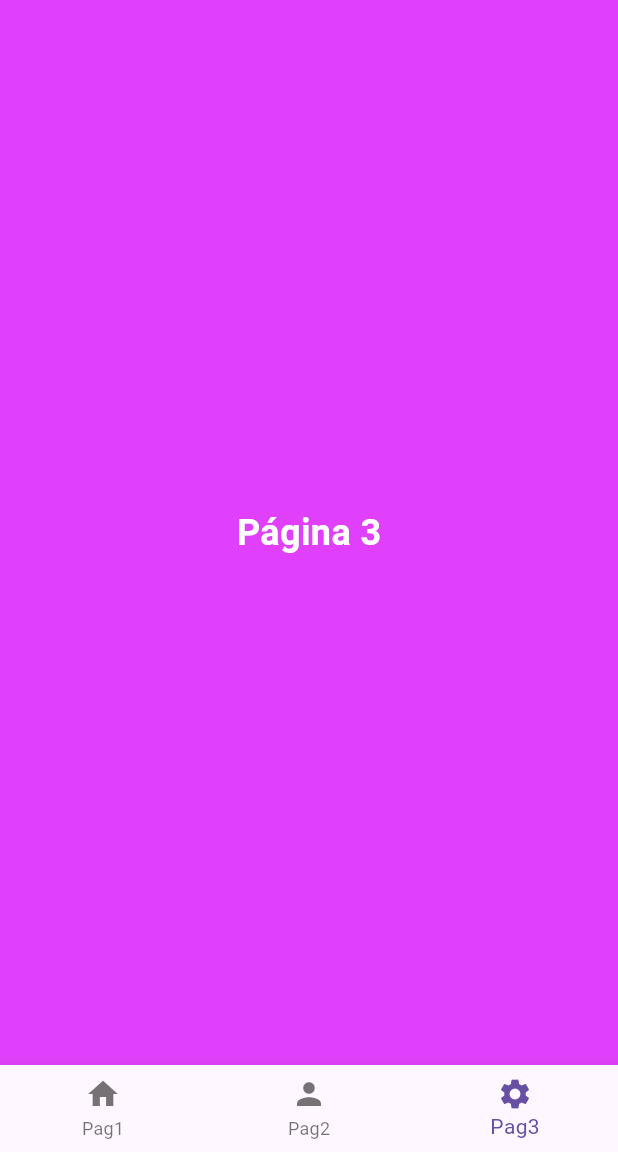
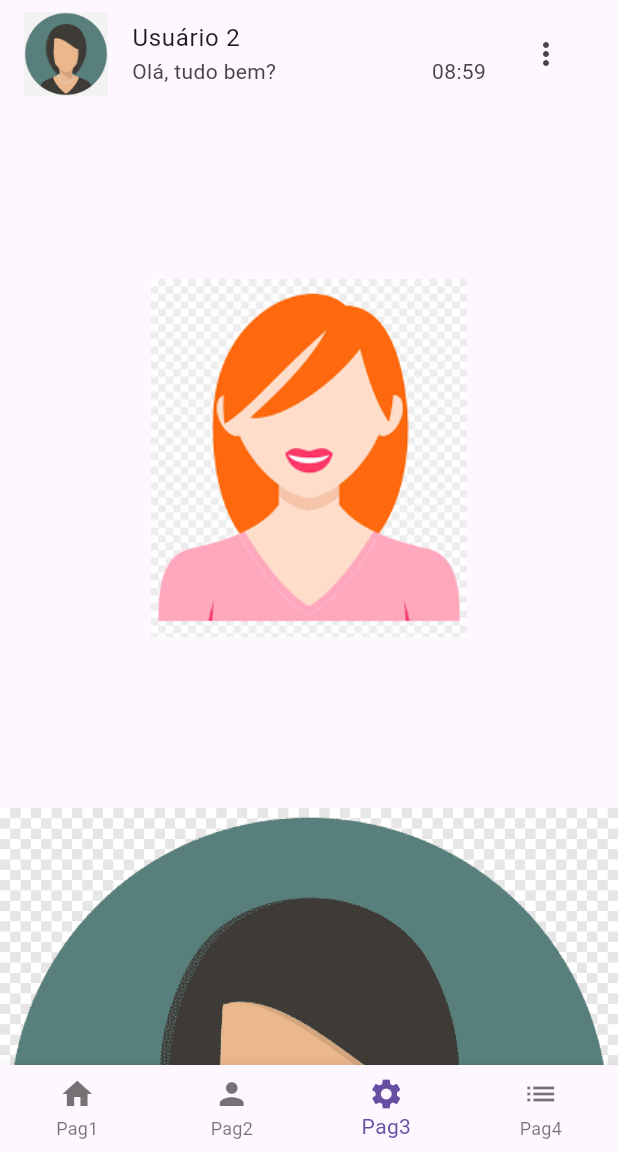
Before and after one commit to felipeelvas/trilha_app, a Flutter app: the MainPage screen opened directly, swiped to page 3, on a phone screen of 412 x 824 dp, the part 84-1236 px from its top. Run offline on Flutter 3.47's test engine with Material 3 defaults, Android fonts, the phone set to English and light mode, and no system bars; our stand-ins replace google_fonts; network calls fail.

Commit message:
criando visualizações de Dados em flutter - Parte 2

```diff
--- /dev/null
+++ b/lib/pages/list_view.dart
@@ -0,0 +1,72 @@
+import 'package:flutter/material.dart';
+
+import '../shared/app_images.dart';
+
+class ListViewPage extends StatefulWidget {
+  const ListViewPage({super.key});
+
+  @override
+  State<ListViewPage> createState() => _ListViewHPageState();
+}
+
+class _ListViewHPageState extends State<ListViewPage> {
+  @override
+  Widget build(BuildContext context) {
+    return ListView(
+      children: [
+        ListTile(
+          // leading: CircleAvatar(
+          //   backgroundImage: AssetImage(AppImages.user2),
+          // ),
+          leading: Image.asset(AppImages.user2),
+          title: Text('Usuário 2'),
+          subtitle: Row(
+            mainAxisAlignment: MainAxisAlignment.spaceBetween,
+            children: [
+              Text('Olá, tudo bem?'),
+              Text('08:59'),
+            ],
+          ),
+          // trailing: Icon(Icons.menu),
+          trailing: PopupMenuButton(
+            onSelected: (menu) {
+              if (menu == 'edit') {
+                print('Editar');
+              } else if (menu == 'delete') {
+                print('Excluir');
+              } else if (menu == 'share') {
+                print('Compartilhar');
+              }
+            },
+            itemBuilder: (BuildContext bc) {
+              return <PopupMenuEntry<String>>[
+                PopupMenuItem<String>(value: 'edit', child: Text('Editar')),
+                PopupMenuItem<String>(value: 'delete', child: Text('Excluir')),
+                PopupMenuItem<String>(value: 'share', child: Text('Compartilhar')),
+              ];
+            },
+          ),
+          // isThreeLine: true,
+        ),
+        Image.asset(
+          AppImages.user1,
+        ),
+        Image.asset(
+          AppImages.user2,
+        ),
+        Image.asset(
+          AppImages.user3,
+        ),
+        Image.asset(
+          AppImages.paisagem1,
+        ),
+        Image.asset(
+          AppImages.paisagem2,
+        ),
+        Image.asset(
+          AppImages.paisagem3,
+        ),
+      ],
+    );
+  }
+}
--- a/lib/pages/main_page.dart
+++ b/lib/pages/main_page.dart
@@ -1,10 +1,11 @@
 
 import 'package:flutter/material.dart';
 import 'package:trilha_app/pages/dados_cadastrais.dart';
+import 'package:trilha_app/pages/list_view_horizontal.dart';
 import 'package:trilha_app/pages/login_page.dart';
 import 'package:trilha_app/pages/card_page.dart';
-import 'package:trilha_app/pages/pagina_2.dart';
-import 'package:trilha_app/pages/pagina_3.dart';
+import 'package:trilha_app/pages/image_assets.dart';
+import 'package:trilha_app/pages/list_view.dart';
 
 import '../shared/widgets/custon_drawer.dart';
 
@@ -48,12 +49,14 @@ class _MainPageState extends State<MainPage> {
       },
                 children: [
                   CardPage(),
-                  Pagina2Page(),
-                  Pagina3Page(),
+                  ImageAssetsPage(),
+                  ListViewPage(),
+                  ListViewHorizontal()
                 ],
               ),
             ),
             BottomNavigationBar(
+              type: BottomNavigationBarType.fixed,
               onTap: (value) {
                controller.jumpToPage(value);
               },
@@ -61,6 +64,7 @@ class _MainPageState extends State<MainPage> {
               BottomNavigationBarItem(icon: Icon(Icons.home), label: "Pag1"),
               BottomNavigationBarItem(icon: Icon(Icons.person), label: "Pag2"),
               BottomNavigationBarItem(icon: Icon(Icons.settings), label: "Pag3"),
+              BottomNavigationBarItem(icon: Icon(Icons.list), label: "Pag4"),
             ])
           ],
         ),
--- a/lib/pages/pagina_3.dart
+++ /dev/null
@@ -1,27 +0,0 @@
-import 'package:flutter/material.dart';
-
-class Pagina3Page extends StatefulWidget {
-  const Pagina3Page({super.key});
-
-  @override
-  State<Pagina3Page> createState() => _Pagina3PageState();
-}
-
-class _Pagina3PageState extends State<Pagina3Page> {
-  @override
-  Widget build(BuildContext context) {
-    return Container(
-      color: Colors.purpleAccent,
-      child: const Center(
-        child: Text(
-          "Página 3",
-          style: TextStyle(
-            fontSize: 24,
-            fontWeight: FontWeight.bold,
-            color: Colors.white,
-          ),
-        ),
-      ),
-    );
-  }
-}
--- /dev/null
+++ b/lib/shared/app_images.dart
@@ -0,0 +1,10 @@
+
+
+class AppImages {
+  static String get user1 => "lib/images/user1.png";
+  static String get user2 => "lib/images/user2.png";
+  static String get user3 => "lib/images/user3.png";
+  static String get paisagem1 => "lib/images/paisagem1.jpg";
+  static String get paisagem2 => "lib/images/paisagem2.jpg";
+  static String get paisagem3 => "lib/images/paisagem3.jpg";
+}
```
Also changed, not shown: lib/pages/image_assets.dart (added, +44 -0 lines), lib/pages/list_view_horizontal.dart (added, +39 -0 lines), lib/pages/pagina_2.dart (deleted, +0 -27 lines), pubspec.yaml (+7 -3 lines), lib/assets/HD-wallpaper-naruto-gamabunta-jiraiya-modo-sabio-naruto-shippuden-sabio-sapo.jpg (deleted), lib/images/paisagem1.jpg (added), lib/images/paisagem2.jpg (added), lib/images/paisagem3.jpg (added), lib/images/user1.png (added), lib/images/user2.png (added), lib/images/user3.png (added).
